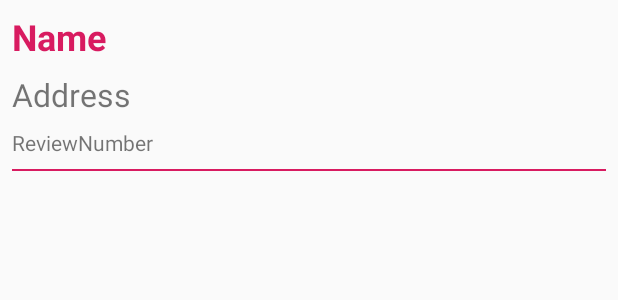
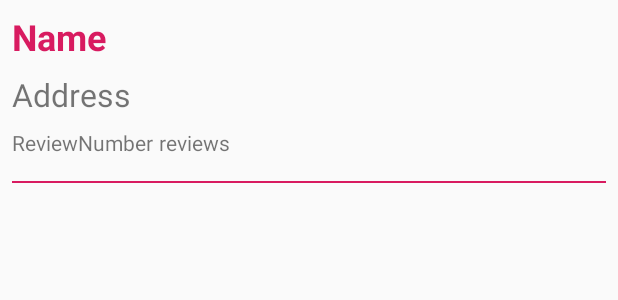
Before and after one commit to Zoey-rahimi/Demo-yelp-app, an Android app: the layout business_item.xml on its own in the app's theme, with its tools: preview values and no code run, on a phone screen of 412 x 824 dp. Shown: the top 300 px of the screen. Run offline under Robolectric (Android 15) with nearby library versions, the phone set to English and light mode, and no system bars; network calls fail.

Commit message:
Added a label for review textView

```diff
--- a/app/src/main/res/layout/business_item.xml
+++ b/app/src/main/res/layout/business_item.xml
@@ -38,22 +38,37 @@
                 app:layout_constraintTop_toBottomOf="@id/nameTextView"
                 android:layout_marginBottom="8dp"/>
 
+        <LinearLayout
+                android:layout_width="match_parent"
+                android:id="@+id/review_layout"
+                android:orientation="horizontal"
+                app:layout_constraintTop_toBottomOf="@id/addressTextView"
+                app:layout_constraintStart_toStartOf="parent"
+                android:layout_height="wrap_content">
+
             <TextView
                     tools:text="ReviewNumber"
                     android:layout_width="wrap_content"
                     android:layout_height="wrap_content"
                     android:id="@+id/reviewCountTextView"
-                android:layout_marginEnd="8dp"
-                app:layout_constraintStart_toStartOf="parent"
+                    android:layout_marginEnd="4dp"
                     android:layout_marginStart="8dp"
                     android:layout_marginTop="8dp"
-                app:layout_constraintTop_toBottomOf="@id/addressTextView"
                     android:layout_marginBottom="8dp"/>
+
+            <TextView
+                    android:text="@string/review_label"
+                    android:layout_width="wrap_content"
+                    android:layout_height="wrap_content"
+                    android:layout_marginEnd="8dp"
+                    android:layout_marginTop="8dp"
+                    android:layout_marginBottom="8dp"/>
+        </LinearLayout>
 
         <View
                 android:layout_width="match_parent"
                 android:layout_height="1dp"
-                app:layout_constraintTop_toBottomOf="@id/reviewCountTextView"
+                app:layout_constraintTop_toBottomOf="@id/review_layout"
                 app:layout_constraintStart_toStartOf="parent"
                 app:layout_constraintEnd_toEndOf="parent"
                 android:layout_margin="8dp"
--- a/app/src/main/res/values/strings.xml
+++ b/app/src/main/res/values/strings.xml
@@ -1,4 +1,5 @@
 <resources>
     <string name="app_name">DemoYelpApp</string>
     <string name="loading_error">An error occurred while loading data</string>
+    <string name="review_label">reviews</string>
 </resources>
```
Also changed, not shown: app/build.gradle (+4 -19 lines), 1 other file. Lines whose indentation alone changed are shown as unchanged.
